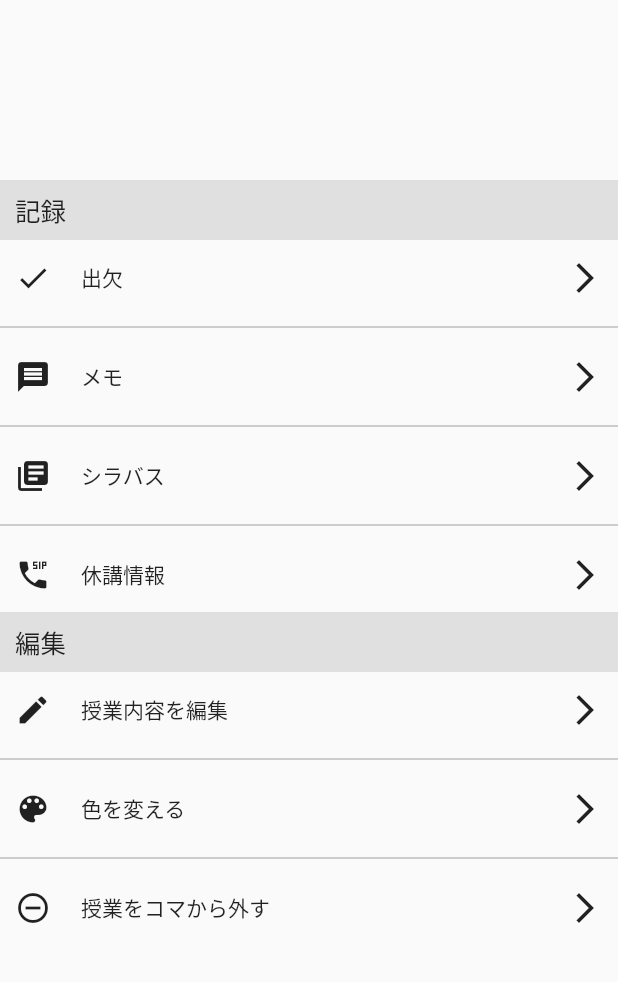
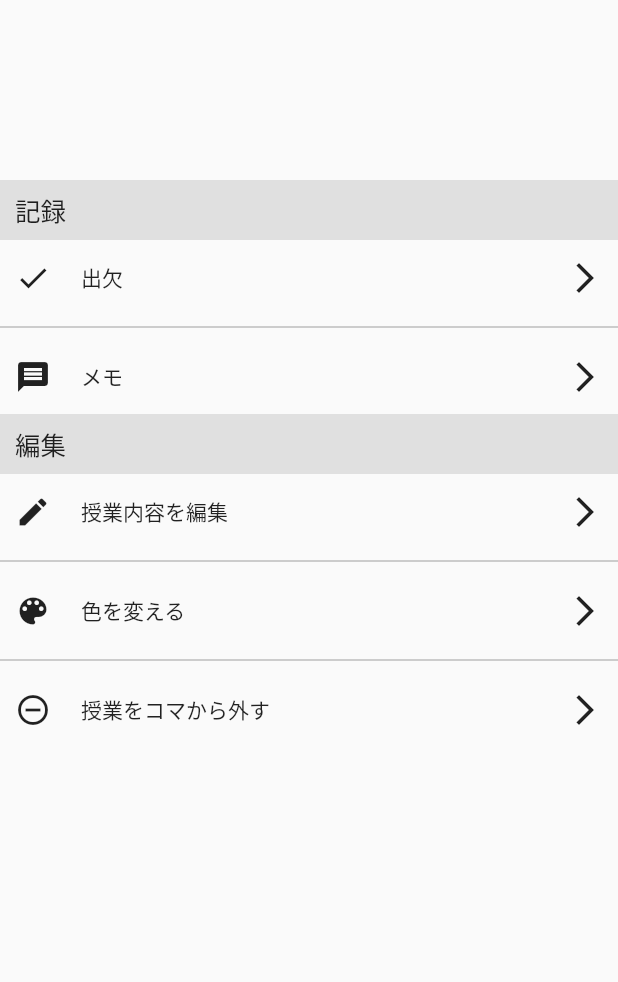
Before and after one commit to gudegithub/Fairer_UI, a Flutter app: the ClassDetailDate screen opened directly with empty values, on a phone screen of 412 x 824 dp, the part 84-1066 px from its top. Run offline on Flutter 3.47's test engine with Material 2 defaults, Android fonts, the phone set to English and light mode, and no system bars; our stand-ins replace cloud_firestore, firebase_auth, flutter_html, google_sign_in, sqflite; accounts and stored records are empty.

Commit message:
講義詳細ページのレイアウト変更（シラバス等の削除）

```diff
--- a/lib/pages/lesson/class_detail_data.dart
+++ b/lib/pages/lesson/class_detail_data.dart
@@ -231,60 +231,60 @@ class _ClassDetailDateState extends State<ClassDetailDate> {
                   ),
                 ),
               ),
-              Divider(
-                color: Colors.grey,
-              ),
-              Container(
-                height: 50,
-                child: InkWell(
-                  onTap: () {},
-                  child: Padding(
-                    padding: EdgeInsets.only(left: 10, right: 10),
-                    child: Row(
-                      mainAxisAlignment: MainAxisAlignment.spaceBetween,
-                      children: <Widget>[
-                        Row(
-                          children: <Widget>[
-                            Icon(Icons.library_books),
-                            Padding(
-                              padding: EdgeInsets.only(left: 20),
-                              child: Text("シラバス"),
-                            )
-                          ],
-                        ),
-                        Icon(Icons.arrow_forward_ios)
-                      ],
-                    ),
-                  ),
-                ),
-              ),
-              Divider(
-                color: Colors.grey,
-              ),
-              Container(
-                height: 50,
-                child: InkWell(
-                  onTap: () {},
-                  child: Padding(
-                    padding: EdgeInsets.only(left: 10, right: 10),
-                    child: Row(
-                      mainAxisAlignment: MainAxisAlignment.spaceBetween,
-                      children: <Widget>[
-                        Row(
-                          children: <Widget>[
-                            Icon(Icons.dialer_sip),
-                            Padding(
-                              padding: EdgeInsets.only(left: 20),
-                              child: Text("休講情報"),
-                            )
-                          ],
-                        ),
-                        Icon(Icons.arrow_forward_ios)
-                      ],
-                    ),
-                  ),
-                ),
-              ),
+              // Divider(
+              //   color: Colors.grey,
+              // ),
+              // Container(
+              //   height: 50,
+              //   child: InkWell(
+              //     onTap: () {},
+              //     child: Padding(
+              //       padding: EdgeInsets.only(left: 10, right: 10),
+              //       child: Row(
+              //         mainAxisAlignment: MainAxisAlignment.spaceBetween,
+              //         children: <Widget>[
+              //           Row(
+              //             children: <Widget>[
+              //               Icon(Icons.library_books),
+              //               Padding(
+              //                 padding: EdgeInsets.only(left: 20),
+              //                 child: Text("シラバス"),
+              //               )
+              //             ],
+              //           ),
+              //           Icon(Icons.arrow_forward_ios)
+              //         ],
+              //       ),
+              //     ),
+              //   ),
+              // ),
+              // Divider(
+              //   color: Colors.grey,
+              // ),
+              // Container(
+              //   height: 50,
+              //   child: InkWell(
+              //     onTap: () {},
+              //     child: Padding(
+              //       padding: EdgeInsets.only(left: 10, right: 10),
+              //       child: Row(
+              //         mainAxisAlignment: MainAxisAlignment.spaceBetween,
+              //         children: <Widget>[
+              //           Row(
+              //             children: <Widget>[
+              //               Icon(Icons.dialer_sip),
+              //               Padding(
+              //                 padding: EdgeInsets.only(left: 20),
+              //                 child: Text("休講情報"),
+              //               )
+              //             ],
+              //           ),
+              //           Icon(Icons.arrow_forward_ios)
+              //         ],
+              //       ),
+              //     ),
+              //   ),
+              // ),
               Container(
                 height: 40,
                 color: Colors.grey[300],
```
